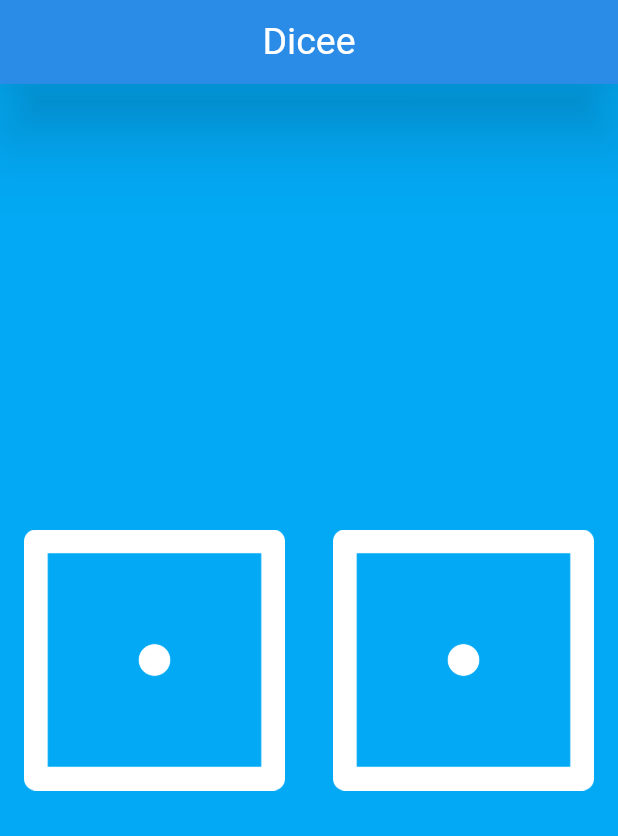
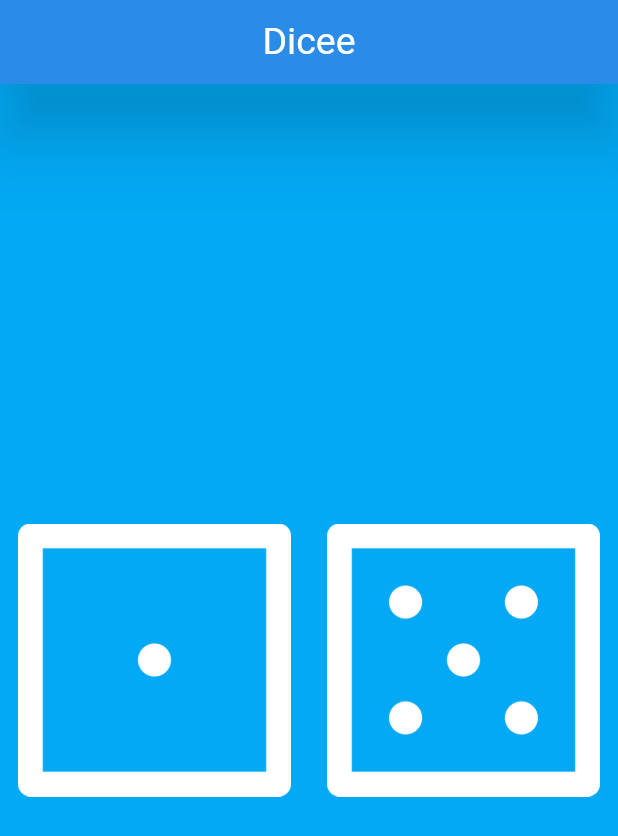
Before and after one commit to AbdeDevs/dicee_flutter_app, a Flutter app: the screen it shows after launch, on a phone screen of 412 x 824 dp. Shown: the top 836 px of the screen. Run offline on Flutter 3.47's test engine with Material 3 defaults, Android fonts, the phone set to English and light mode, and no system bars.

Commit message:
feat: add images buttons

```diff
--- a/lib/main.dart
+++ b/lib/main.dart
@@ -1,3 +1,5 @@
+import 'dart:math';
+
 import 'package:flutter/material.dart';
 
 void main() {
@@ -30,23 +32,27 @@ class MyApp extends StatelessWidget {
 }
 
 class DiceePage extends StatelessWidget {
-  const DiceePage({super.key});
-
   @override
   Widget build(BuildContext context) {
+    var leftDiceNumber = 1;
+    var rightDiceNumber = 5;
     return Center(
       child: Row(
         children: [
           Expanded(
-            child: Padding(
-              padding: const EdgeInsets.all(16.0),
-              child: Image.asset('images/dice1.png'),
+            child: TextButton(
+              onPressed: () {
+                leftDiceNumber = Random().nextInt(6) + 1;
+              },
+              child: Image.asset('images/dice$leftDiceNumber.png'),
             ),
           ),
           Expanded(
-            child: Padding(
-              padding: const EdgeInsets.all(16.0),
-              child: Image.asset('images/dice1.png'),
+            child: TextButton(
+              onPressed: () {
+                rightDiceNumber = Random().nextInt(6);
+              },
+              child: Image.asset('images/dice$rightDiceNumber.png'),
             ),
           ),
         ],
```
